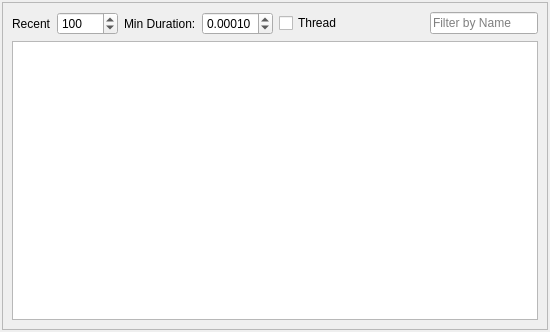
First picture: the form in Projects/Inspector/FileWidget.ui, repository ezEngine/ezEngine, before the edit.
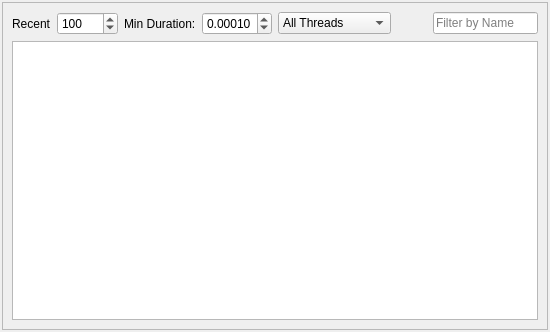
Second picture: the form after the edit.

Commit message: ezInspector:  * File Widget now better shows from which thread the file was accessed.  * Some code cleanup

Diff of the .ui file:
```diff
--- a/Projects/Inspector/FileWidget.ui
+++ b/Projects/Inspector/FileWidget.ui
@@ -12,7 +12,7 @@
   </property>
   <property name="minimumSize">
    <size>
-    <width>429</width>
+    <width>462</width>
     <height>200</height>
    </size>
   </property>
@@ -84,7 +84,7 @@
           <widget class="QDoubleSpinBox" name="SpinMinDuration">
            <property name="minimumSize">
             <size>
-             <width>60</width>
+             <width>70</width>
              <height>0</height>
             </size>
            </property>
@@ -106,22 +106,39 @@
           </widget>
          </item>
          <item>
-          <widget class="QCheckBox" name="CheckMainThread">
-           <property name="toolTip">
-            <string>This checkbox has three states.
-It allows to limit the output to operations that are done  on the main thread or another thread.
-By default all operations are shown.
-</string>
+          <widget class="QComboBox" name="ComboThread">
+           <property name="minimumSize">
+            <size>
+             <width>100</width>
+             <height>0</height>
+            </size>
            </property>
-           <property name="text">
-            <string>Thread</string>
+           <property name="currentIndex">
+            <number>0</number>
            </property>
-           <property name="checked">
-            <bool>false</bool>
+           <property name="minimumContentsLength">
+            <number>0</number>
            </property>
-           <property name="tristate">
-            <bool>true</bool>
-           </property>
+           <item>
+            <property name="text">
+             <string>All Threads</string>
+            </property>
+           </item>
+           <item>
+            <property name="text">
+             <string>Main Thread</string>
+            </property>
+           </item>
+           <item>
+            <property name="text">
+             <string>Loading Thread</string>
+            </property>
+           </item>
+           <item>
+            <property name="text">
+             <string>Other Thread</string>
+            </property>
+           </item>
           </widget>
          </item>
          <item>
```
Left out of the diff: 11 changed lines with no effect on the pictures. The commit also changes 5 other files.
